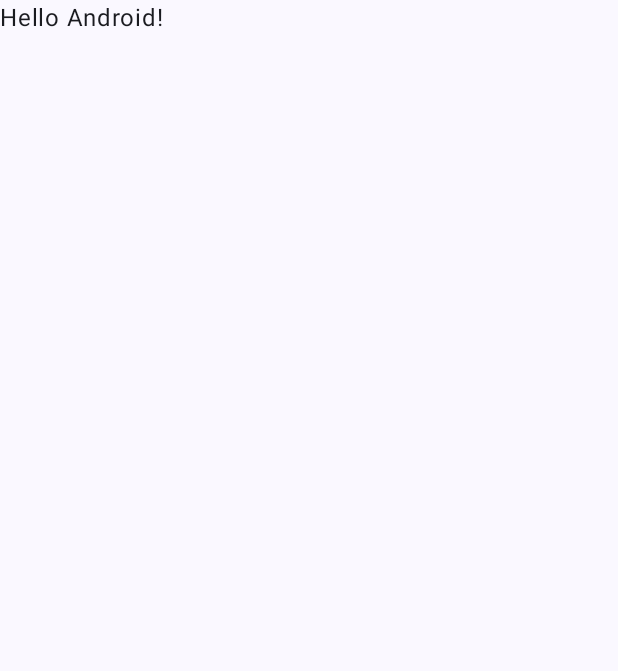
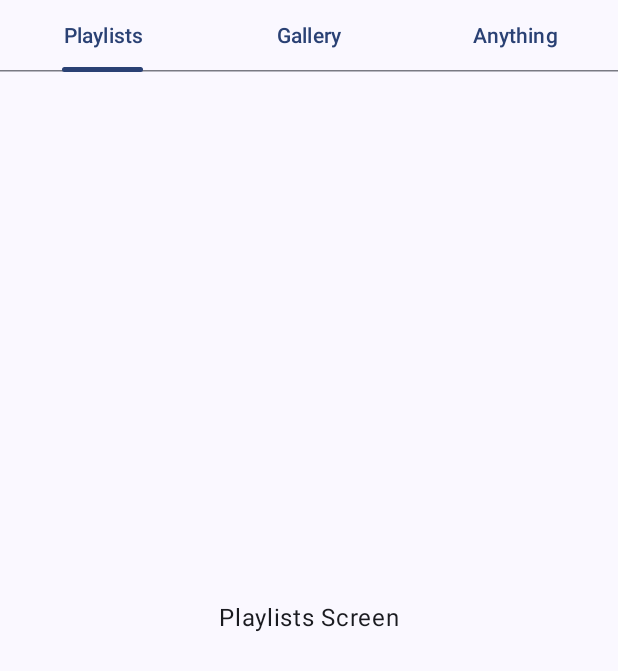
Before and after one commit to haimin13/mcweek1, an Android app built with Jetpack Compose: the screen it shows after launch (MainActivity), on a phone screen of 412 x 824 dp. Before the commit the part shown is almost empty. Shown: the top 671 px of the screen. Run offline under Robolectric (Android 15) with nearby library versions, the phone set to English and light mode, and no system bars.

Commit message:
탭 구현

```diff
--- a/app/build.gradle.kts
+++ b/app/build.gradle.kts
@@ -39,6 +39,7 @@ android {
     }
 }
 
+
 dependencies {
 
     implementation(libs.androidx.core.ktx)
@@ -49,6 +50,7 @@ dependencies {
     implementation(libs.androidx.ui.graphics)
     implementation(libs.androidx.ui.tooling.preview)
     implementation(libs.androidx.material3)
+    implementation(libs.androidx.navigation.compose)
     testImplementation(libs.junit)
     androidTestImplementation(libs.androidx.junit)
     androidTestImplementation(libs.androidx.espresso.core)
--- a/app/src/main/java/com/example/myapplication1/MainActivity.kt
+++ b/app/src/main/java/com/example/myapplication1/MainActivity.kt
@@ -4,25 +4,58 @@ import android.os.Bundle
 import androidx.activity.ComponentActivity
 import androidx.activity.compose.setContent
 import androidx.activity.enableEdgeToEdge
+import androidx.compose.foundation.layout.Box
 import androidx.compose.foundation.layout.fillMaxSize
 import androidx.compose.foundation.layout.padding
+import androidx.compose.foundation.layout.systemBarsPadding
+import androidx.compose.foundation.lazy.grid.GridCells
+import androidx.compose.foundation.lazy.grid.LazyVerticalGrid
+import androidx.compose.material.icons.Icons
+import androidx.compose.material.icons.filled.Favorite
+import androidx.compose.material.icons.filled.MoreVert
+import androidx.compose.material.icons.filled.PlayArrow
+import androidx.compose.material3.ExperimentalMaterial3Api
 import androidx.compose.material3.Scaffold
 import androidx.compose.material3.Text
+import androidx.compose.material3.PrimaryTabRow
+import androidx.compose.material3.Tab
 import androidx.compose.runtime.Composable
+import androidx.compose.runtime.getValue
+import androidx.compose.runtime.mutableIntStateOf
+import androidx.compose.runtime.saveable.rememberSaveable
+import androidx.compose.runtime.setValue
+import androidx.compose.ui.Alignment
 import androidx.compose.ui.Modifier
+import androidx.compose.ui.graphics.vector.ImageVector
+import androidx.compose.ui.text.style.TextOverflow
 import androidx.compose.ui.tooling.preview.Preview
+import androidx.navigation.NavHostController
 import com.example.myapplication1.ui.theme.MyApplication1Theme
+import androidx.navigation.compose.NavHost
+import androidx.navigation.compose.composable
+import androidx.navigation.compose.rememberNavController
 
+enum class Destinations(
+    val route: String,
+    val label: String,
+    val icon: ImageVector,
+    val contentDescription: String
+) {
+    PLAYLISTS("playlists", "Playlists", Icons.Default.PlayArrow, "Playlists"),
+    GALLERY("gallery", "Gallery", Icons.Default.Favorite, "Gallery"),
+    ANYTHING("anything", "Anything", Icons.Default.MoreVert, "Anything")
+}
 class MainActivity : ComponentActivity() {
     override fun onCreate(savedInstanceState: Bundle?) {
         super.onCreate(savedInstanceState)
         enableEdgeToEdge()
         setContent {
             MyApplication1Theme {
-                Scaffold(modifier = Modifier.fillMaxSize()) { innerPadding ->
-                    Greeting(
-                        name = "Android",
-                        modifier = Modifier.padding(innerPadding)
+                Scaffold(modifier = Modifier.fillMaxSize()) { _ ->
+                    Tabs(
+                        modifier = Modifier
+                            .fillMaxSize()
+                            .systemBarsPadding()
                     )
                 }
             }
@@ -31,17 +64,98 @@ class MainActivity : ComponentActivity() {
 }
 
 @Composable
-fun Greeting(name: String, modifier: Modifier = Modifier) {
-    Text(
-        text = "Hello $name!",
-        modifier = modifier
-    )
+fun PlaylistsScreen(modifier: Modifier = Modifier) {
+    Box(
+        modifier = Modifier.fillMaxSize(),
+        contentAlignment = Alignment.Center
+    ) {
+        Text("Playlists Screen")
+    }
+}
+
+@Composable
+fun GalleryScreen(modifier: Modifier = Modifier) {
+    Box(
+        modifier = Modifier.fillMaxSize(),
+        contentAlignment = Alignment.Center
+    ) {
+        LazyVerticalGrid(
+            columns = GridCells.Fixed(3),
+            modifier = Modifier.fillMaxSize()
+        ) {
+
+        }
+    }
+}
+
+@Composable
+fun AnythingScreen(modifier: Modifier = Modifier) {
+    Box(
+        modifier = Modifier.fillMaxSize(),
+        contentAlignment = Alignment.Center
+    ) {
+        Text("Anything Screen")
+    }
+}
+
+@Composable
+fun AppNavHost(
+    navController: NavHostController,
+    startDestination: Destinations,
+    modifier: Modifier = Modifier
+) {
+    NavHost(
+        navController,
+        startDestination = startDestination.route
+    ) {
+        Destinations.entries.forEach { destination ->
+            composable(destination.route) {
+                when (destination) {
+                    Destinations.PLAYLISTS -> PlaylistsScreen()
+                    Destinations.GALLERY -> GalleryScreen()
+                    Destinations.ANYTHING -> AnythingScreen()
+                }
+            }
+        }
+    }
+}
+
+@OptIn(ExperimentalMaterial3Api::class)
+@Composable
+fun Tabs(modifier: Modifier = Modifier) {
+    val navController = rememberNavController()
+    val startDestination = Destinations.PLAYLISTS
+    var selectedDestination by rememberSaveable { mutableIntStateOf(startDestination.ordinal) }
+    Scaffold(modifier = modifier) { contentPadding ->
+        PrimaryTabRow(
+            selectedTabIndex = selectedDestination,
+            modifier = Modifier.padding(contentPadding)
+        ) {
+            Destinations.entries.forEachIndexed { index, destination ->
+                Tab(
+                    selected = selectedDestination == index,
+                    onClick = {
+                        navController.navigate(route = destination.route)
+                        selectedDestination = index
+                    },
+                    text = {
+                        Text(
+                            text = destination.label,
+                            maxLines = 2,
+                            overflow = TextOverflow.Ellipsis
+                        )
+                    }
+                )
+            }
+        }
+        AppNavHost(navController, startDestination)
+    }
 }
 
 @Preview(showBackground = true)
 @Composable
 fun GreetingPreview() {
     MyApplication1Theme {
-        Greeting("Android")
+        Tabs()
     }
 }
--- a/gradle/libs.versions.toml
+++ b/gradle/libs.versions.toml
@@ -8,6 +8,7 @@ espressoCore = "3.6.1"
 lifecycleRuntimeKtx = "2.8.7"
 activityCompose = "1.10.1"
 composeBom = "2024.04.01"
+navigation-compose = "2.9.1"
 
 [libraries]
 androidx-core-ktx = { group = "androidx.core", name = "core-ktx", version.ref = "coreKtx" }
@@ -24,6 +25,7 @@ androidx-ui-tooling-preview = { group = "androidx.compose.ui", name = "ui-toolin
 androidx-ui-test-manifest = { group = "androidx.compose.ui", name = "ui-test-manifest" }
 androidx-ui-test-junit4 = { group = "androidx.compose.ui", name = "ui-test-junit4" }
 androidx-material3 = { group = "androidx.compose.material3", name = "material3" }
+androidx-navigation-compose = { module = "androidx.navigation:navigation-compose", version.ref = "navigation-compose" }
 
 [plugins]
 android-application = { id = "com.android.application", version.ref = "agp" }
```
